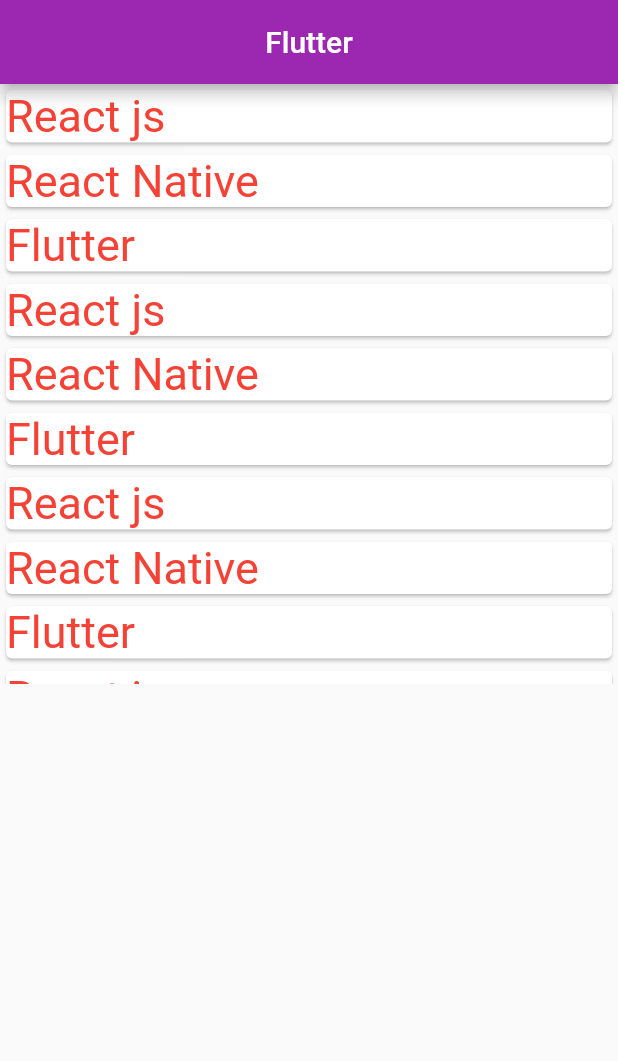
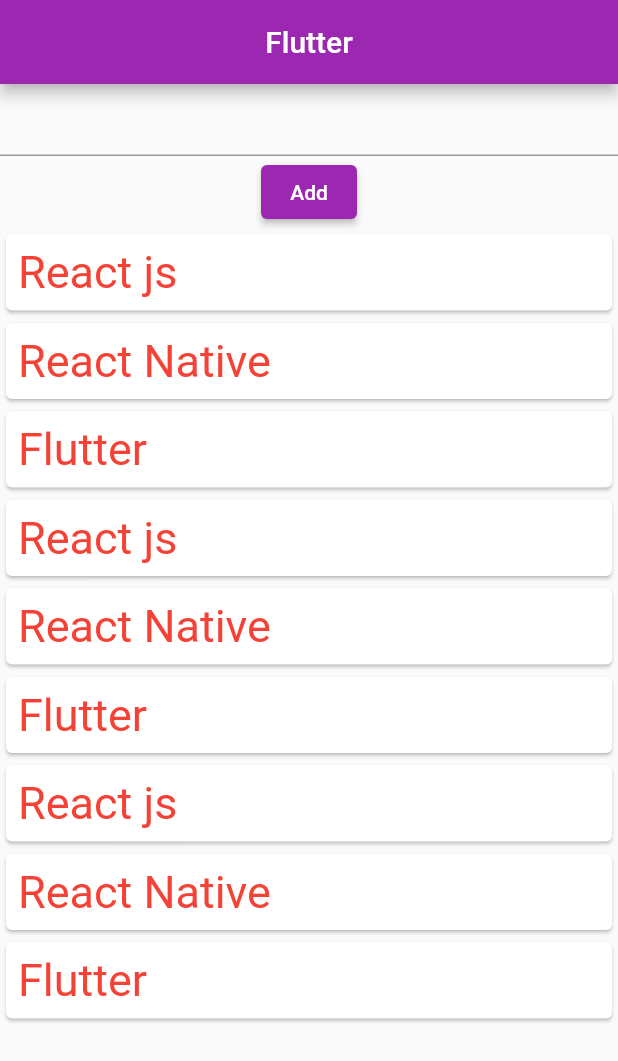
Before and after one commit to sherukhann/flutter_tutorial_and_poc, a Flutter app: the screen it shows after launch, on a phone screen of 412 x 824 dp. Shown: the top 1061 px of the screen. Run offline on Flutter 3.47's test engine with Material 2 defaults, Android fonts, the phone set to English and light mode, and no system bars.

Commit message:
list builder for lasrge list

```diff
--- a/lib/main.dart
+++ b/lib/main.dart
@@ -30,20 +30,10 @@ class HomePage extends StatefulWidget {
 }
 
 class _HomePageState extends State<HomePage> {
-  // state full widget
-  var technologies = [
+  final techInput = TextEditingController();
+  final technologies = [
     'React js',
     'React Native',
-    'Flutter',
-    'React js',
-    'React Native',
-    'Flutter',
-    'React js',
-    'React Native',
-    'Flutter',
-    'React js',
-    'React Native',
-    'Flutter',
     'Flutter',
     'React js',
     'React Native',
@@ -63,35 +53,33 @@ class _HomePageState extends State<HomePage> {
           centerTitle: true,
           // backgroundColor: Colors.green,
         ),
-        body: SizedBox(
-          height: 400,
-          child: ListView(
-            children: technologies.map((item) => Card(child: Text(item))).toList(),
-          ),
-        )
-        // body: SingleChildScrollView(
-        //   child: Column(
-        //     crossAxisAlignment: CrossAxisAlignment.stretch,
-        //     children: technologies.map((item) => Card(child: Text(item))).toList(),
-        //     // children: [
-        //     //   Card(
-        //     //       child: Padding(
-        //     //     padding: const EdgeInsets.all(8.0),
-        //     //     child: Text(technologies[0]),
-        //     //   )),
-        //     //   Card(
-        //     //       child: Padding(
-        //     //     padding: const EdgeInsets.all(8.0),
-        //     //     child: Text(technologies[1]),
-        //     //   )),
-        //     //   Card(
-        //     //       child: Padding(
-        //     //     padding: const EdgeInsets.all(8.0),
-        //     //     child: Text(technologies[2]),
-        //     //   )),
-        //     // ],
-        //   ),
-        // )
-      );
+        body: Column(
+          children: [
+            TextField(
+              controller: techInput,
+            ),
+            ElevatedButton(
+                onPressed: () {
+                  setState(() {
+                    technologies.add(techInput.text);
+                  });
+                },
+                child: const Text('Add')),
+            Expanded(
+              child: ListView.builder(
+                itemBuilder: (context, index) {
+                  // call item count lenth times, for every item in the list
+                  return Card(
+                    child: Padding(
+                      padding: const EdgeInsets.all(8.0),
+                      child: Text(technologies[index]),
+                    ),
+                  );
+                },
+                itemCount: technologies.length,
+              ),
+            ),
+          ],
+        ));
   }
 }
```
